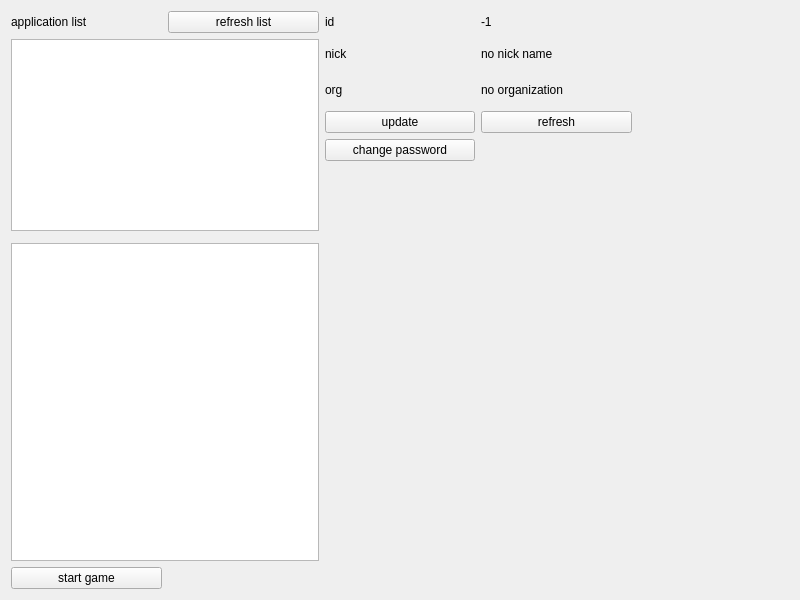
This is MainClient/gui/gamehall/mainwindow.ui in kubuntu/Dlut-Game-Platform as Qt 5 draws it before an edit. The edited form follows.
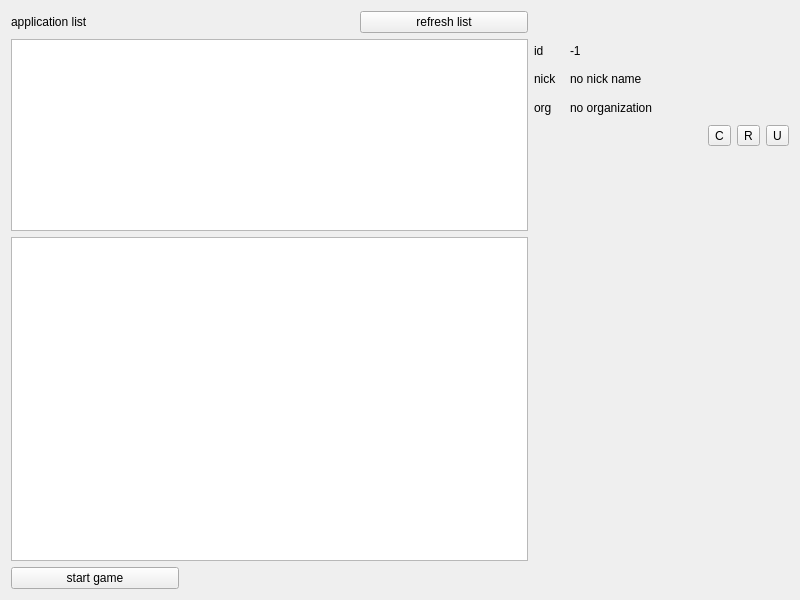
This is the edited form. Custom widgets are drawn as their Qt base class.

```diff
--- a/MainClient/gui/gamehall/mainwindow.ui
+++ b/MainClient/gui/gamehall/mainwindow.ui
@@ -21,48 +21,19 @@
   </property>
   <widget class="QWidget" name="centralWidget">
    <layout class="QGridLayout" name="gridLayout">
-    <item row="7" column="1" colspan="2">
-     <widget class="QTextBrowser" name="tb_game">
-      <property name="minimumSize">
-       <size>
-        <width>200</width>
-        <height>0</height>
-       </size>
-      </property>
-     </widget>
-    </item>
-    <item row="8" column="1">
-     <widget class="QPushButton" name="btn_start_game">
-      <property name="text">
-       <string>start game</string>
-      </property>
-     </widget>
-    </item>
-    <item row="5" column="3" rowspan="4" colspan="3">
-     <widget class="JWidgetHallTalk" name="widget" native="true">
-      <property name="minimumSize">
-       <size>
-        <width>250</width>
-        <height>0</height>
-       </size>
-      </property>
-      <property name="maximumSize">
-       <size>
-        <width>16777215</width>
-        <height>16777215</height>
-       </size>
-      </property>
-     </widget>
-    </item>
-    <item row="0" column="1">
+    <item row="0" column="0">
      <widget class="QLabel" name="lab_game">
       <property name="text">
        <string>application list</string>
       </property>
      </widget>
     </item>
-    <item row="1" column="1" rowspan="5" colspan="2">
-     <widget class="QListWidget" name="list_game"/>
+    <item row="0" column="1">
+     <spacer name="horizontalSpacer">
+      <property name="orientation">
+       <enum>Qt::Horizontal</enum>
+      </property>
+     </spacer>
     </item>
     <item row="0" column="2">
      <widget class="QPushButton" name="btn_refresh_list">
@@ -71,11 +42,26 @@
       </property>
      </widget>
     </item>
-    <item row="0" column="3">
+    <item row="1" column="0" rowspan="3" colspan="3">
+     <widget class="QListWidget" name="list_game"/>
+    </item>
+    <item row="4" column="0" colspan="3">
+     <widget class="QTextBrowser" name="tb_game"/>
+    </item>
+    <item row="5" column="0">
+     <widget class="QPushButton" name="btn_start_game">
+      <property name="text">
+       <string>start game</string>
+      </property>
+     </widget>
+    </item>
+    <item row="1" column="4" colspan="2">
+     <layout class="QGridLayout" name="gridLayout_userinfo">
+      <item row="0" column="0">
      <widget class="QLabel" name="lab_userid">
       <property name="maximumSize">
        <size>
-        <width>16777215</width>
+          <width>30</width>
         <height>30</height>
        </size>
       </property>
@@ -87,23 +73,14 @@
       </property>
      </widget>
     </item>
-    <item row="0" column="4">
+      <item row="0" column="1">
      <widget class="QLabel" name="text_userid">
-      <property name="maximumSize">
-       <size>
-        <width>16777215</width>
-        <height>30</height>
-       </size>
-      </property>
       <property name="text">
        <string>-1</string>
       </property>
-      <property name="scaledContents">
-       <bool>true</bool>
-      </property>
-     </widget>
-    </item>
-    <item row="1" column="3">
+       </widget>
+      </item>
+      <item row="1" column="0">
      <widget class="QLabel" name="lab_nickname">
       <property name="maximumSize">
        <size>
@@ -119,14 +96,8 @@
       </property>
      </widget>
     </item>
-    <item row="1" column="4">
+      <item row="1" column="1">
      <widget class="QLabel" name="text_nickname">
-      <property name="maximumSize">
-       <size>
-        <width>16777215</width>
-        <height>30</height>
-       </size>
-      </property>
       <property name="text">
        <string>no nick name</string>
       </property>
@@ -135,7 +106,7 @@
       </property>
      </widget>
     </item>
-    <item row="2" column="3">
+      <item row="2" column="0">
      <widget class="QLabel" name="lab_organization">
       <property name="maximumSize">
        <size>
@@ -151,14 +122,8 @@
       </property>
      </widget>
     </item>
-    <item row="2" column="4">
+      <item row="2" column="1">
      <widget class="QLabel" name="text_organization">
-      <property name="maximumSize">
-       <size>
-        <width>16777215</width>
-        <height>30</height>
-       </size>
-      </property>
       <property name="text">
        <string>no organization</string>
       </property>
@@ -167,24 +132,49 @@
       </property>
      </widget>
     </item>
-    <item row="3" column="3">
-     <widget class="QPushButton" name="btn_update_myuserinfo">
-      <property name="text">
-       <string>update</string>
-      </property>
-     </widget>
+     </layout>
     </item>
-    <item row="4" column="3">
-     <widget class="QPushButton" name="btn_changepswd">
-      <property name="text">
+    <item row="2" column="5">
+     <layout class="QHBoxLayout" name="horizontalLayout_cru">
+      <item>
+       <widget class="QToolButton" name="btn_changepswd">
+        <property name="toolTip">
        <string>change password</string>
       </property>
-     </widget>
-    </item>
-    <item row="3" column="4">
-     <widget class="QPushButton" name="btn_refresh_myuserinfo">
+        <property name="text">
+         <string>C</string>
+        </property>
+       </widget>
+      </item>
+      <item>
+       <widget class="QToolButton" name="btn_refresh_myuserinfo">
+        <property name="toolTip">
+         <string>refresh my user info</string>
+        </property>
       <property name="text">
-       <string>refresh</string>
+         <string>R</string>
+        </property>
+       </widget>
+      </item>
+      <item>
+       <widget class="QToolButton" name="btn_update_myuserinfo">
+        <property name="toolTip">
+         <string>update my user info</string>
+        </property>
+        <property name="text">
+         <string>U</string>
+        </property>
+       </widget>
+      </item>
+     </layout>
+    </item>
+    <item row="3" column="4" rowspan="3" colspan="2">
+     <widget class="JWidgetHallTalk" name="widget" native="true">
+      <property name="minimumSize">
+       <size>
+        <width>250</width>
+        <height>0</height>
+       </size>
       </property>
      </widget>
     </item>
```
Lines whose indentation alone changed are shown as unchanged.
